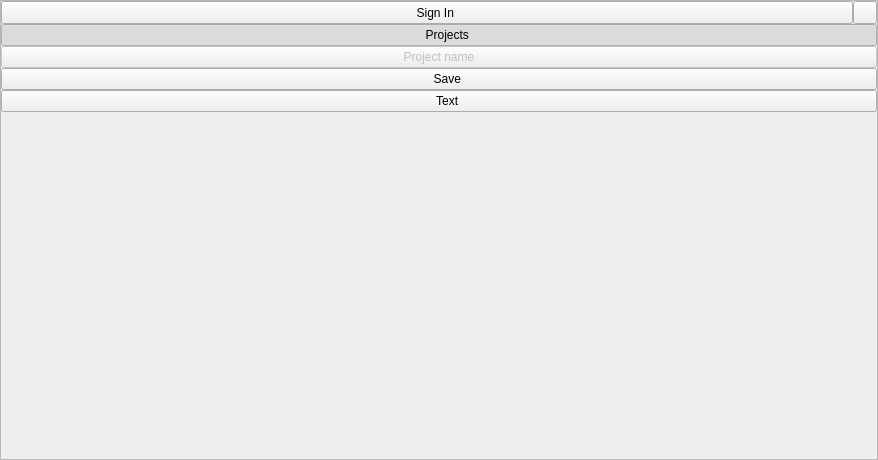
This is src/bin/scenarist-mobile/UserInterfaceLayer/Menu/MenuView.ui in dimkanovikov/KITScenarist as Qt 5 draws it before an edit. The edited form follows.
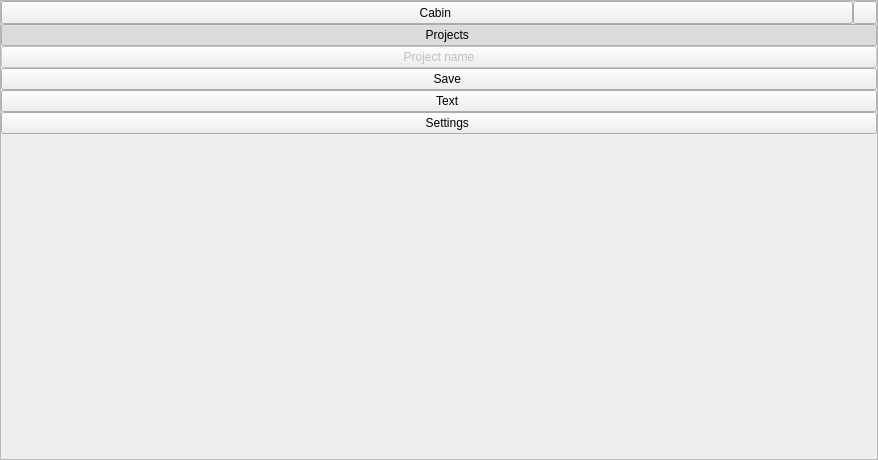
This is the edited form. Icons and pictures are not drawn.

What changed in the file:
```diff
--- a/src/bin/scenarist-mobile/UserInterfaceLayer/Menu/MenuView.ui
+++ b/src/bin/scenarist-mobile/UserInterfaceLayer/Menu/MenuView.ui
@@ -80,7 +80,7 @@
             </sizepolicy>
            </property>
            <property name="text">
-            <string>     Sign In</string>
+            <string>     Cabin</string>
            </property>
            <property name="icon">
             <iconset resource="../../../scenarist-core/Resources/Resources.qrc">
@@ -160,6 +160,20 @@
         </property>
        </widget>
       </item>
+      <item>
+       <widget class="QPushButton" name="settings">
+        <property name="text">
+         <string>     Settings</string>
+        </property>
+        <property name="icon">
+         <iconset resource="../../../scenarist-core/Resources/Resources.qrc">
+          <normaloff>:/Graphics/Icons/Mobile/menu/settings.png</normaloff>:/Graphics/Icons/Mobile/menu/settings.png</iconset>
+        </property>
+        <property name="checkable">
+         <bool>true</bool>
+        </property>
+       </widget>
+      </item>
       <item>
        <spacer name="verticalSpacer">
         <property name="orientation">
```
Left out of the diff: 3 changed lines with no effect on the pictures.
